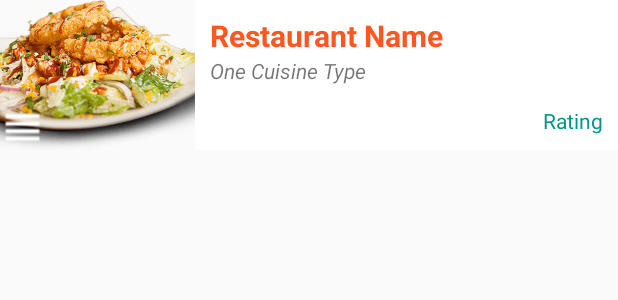
After one commit to GathuaKiragu/Food-Court-Android-App, an Android app: the layout restaurant_list_item_drag.xml on its own in the app's theme, with its tools: preview values and no code run, on a phone screen of 412 x 824 dp. The commit adds this screen. Shown: the top 300 px of the screen. Run offline under Robolectric (Android 15) with nearby library versions, the phone set to English and light mode, and no system bars.

Commit message:
Added A FirebaseRestaurantAdaoter

```diff
--- a/app/src/main/java/com/epicodus/myrestaurants/util/OnStartDragListener.java
+++ b/app/src/main/java/com/epicodus/myrestaurants/util/OnStartDragListener.java
@@ -1,8 +1,13 @@
 package com.epicodus.myrestaurants.util;
+
+import android.support.v7.widget.RecyclerView;
+
+import com.epicodus.myrestaurants.adapters.FirebaseRestaurantViewHolder;
 
 /**
  * Created by kiragu on 6/11/17.
  */
 
 public interface OnStartDragListener {
+    void onStartDrag(RecyclerView.ViewHolder viewHolder);
 }
--- /dev/null
+++ b/app/src/main/res/layout/restaurant_list_item_drag.xml
@@ -0,0 +1,69 @@
+<?xml version="1.0" encoding="utf-8"?>
+<LinearLayout xmlns:android="http://schemas.android.com/apk/res/android"
+    android:orientation="horizontal"
+    android:layout_width="match_parent"
+    android:layout_height="wrap_content">
+
+    <RelativeLayout
+        android:layout_width="wrap_content"
+        android:layout_height="wrap_content">
+
+        <ImageView
+            android:layout_width="130dp"
+            android:layout_height="100dp"
+            android:id="@+id/restaurantImageView"
+            android:src="@drawable/logo"
+            android:scaleType="centerCrop"/>
+
+        <ImageView
+            android:id="@+id/dragIcon"
+            android:layout_width="30dp"
+            android:layout_height="30dp"
+            android:layout_alignLeft="@id/restaurantImageView"
+            android:layout_alignBottom="@id/restaurantImageView"
+            android:gravity="bottom|left"
+            android:src="@drawable/ic_reorder_white_24dp"/>
+
+    </RelativeLayout>
+
+    <LinearLayout
+        android:orientation="vertical"
+        android:layout_width="match_parent"
+        android:background="#ffffff"
+        android:layout_height="match_parent"
+        android:padding="10dp">
+
+        <TextView
+            android:layout_width="wrap_content"
+            android:layout_height="wrap_content"
+            android:id="@+id/restaurantNameTextView"
+            android:textSize="20dp"
+            android:textStyle="bold"
+            android:text="Restaurant Name"
+            android:textColor="@color/colorPrimary"/>
+
+        <TextView
+            android:layout_width="wrap_content"
+            android:layout_height="wrap_content"
+            android:text="One Cuisine Type"
+            android:id="@+id/categoryTextView"
+            android:layout_below="@+id/restaurantNameTextView"
+            android:layout_alignParentLeft="true"
+            android:layout_alignParentStart="true"
+            android:textStyle="italic"/>
+
+        <RelativeLayout
+            android:layout_width="match_parent"
+            android:layout_height="match_parent">
+
+            <TextView
+                android:layout_width="wrap_content"
+                android:layout_height="wrap_content"
+                android:text="Rating"
+                android:id="@+id/ratingTextView"
+                android:layout_alignParentBottom="true"
+                android:layout_alignParentRight="true"
+                android:textColor="@color/colorAccent"/>
+        </RelativeLayout>
+    </LinearLayout>
+</LinearLayout>
```
Also changed, not shown: app/src/main/java/com/epicodus/myrestaurants/adapters/FirebaseRestaurantListAdapter.java (added, +8 -0 lines), app/src/main/java/com/epicodus/myrestaurants/adapters/FirebaseRestaurantViewHolder.java (+4 -3 lines), app/src/main/java/com/epicodus/myrestaurants/ui/SavedRestaurantListActivity.java (+30 -15 lines), app/src/main/java/com/epicodus/myrestaurants/util/SimpleItemTouchHelperCallback.java (added, +45 -0 lines), app/src/main/res/drawable-hdpi/ic_reorder_black_24dp.png (added), app/src/main/res/drawable-hdpi/ic_reorder_white_24dp.png (added), app/src/main/res/drawable-mdpi/ic_reorder_black_24dp.png (added), app/src/main/res/drawable-mdpi/ic_reorder_white_24dp.png (added), app/src/main/res/drawable-xhdpi/ic_reorder_black_24dp.png (added), app/src/main/res/drawable-xhdpi/ic_reorder_white_24dp.png (added), app/src/main/res/drawable-xxhdpi/ic_reorder_black_24dp.png (added), app/src/main/res/drawable-xxhdpi/ic_reorder_white_24dp.png (added), app/src/main/res/drawable-xxxhdpi/ic_reorder_black_24dp.png (added), app/src/main/res/drawable-xxxhdpi/ic_reorder_white_24dp.png (added).
